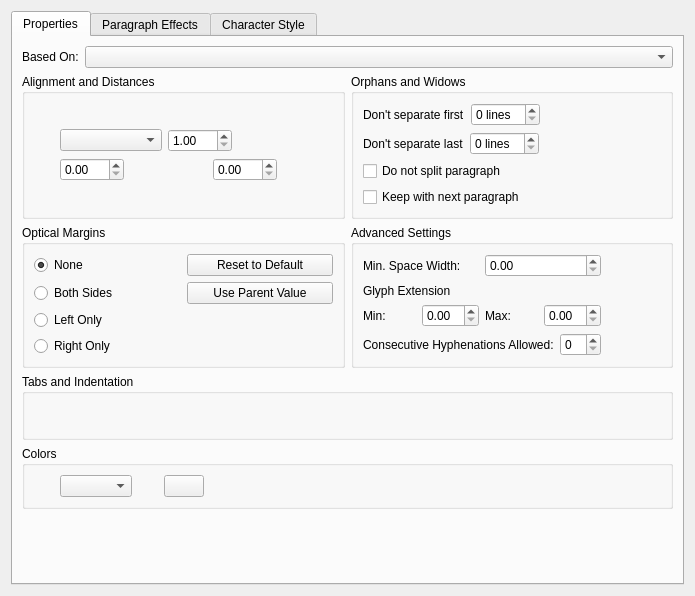
The window that scribus/ui/smpstylewidget.ui (scribusproject/scribus) describes before a commit, drawn with Qt 5.
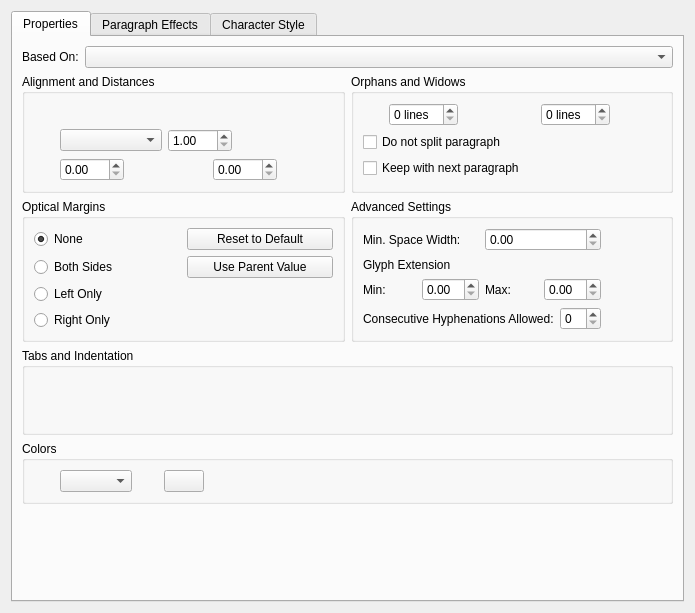
The same window after the commit. Custom widgets are drawn as their Qt base class.

Commit message: #16507: Update layout for Style Manager: widow and orphans, character layout (bubu)

```diff
--- a/scribus/ui/smpstylewidget.ui
+++ b/scribus/ui/smpstylewidget.ui
@@ -7,7 +7,7 @@
     <x>0</x>
     <y>0</y>
     <width>695</width>
-    <height>596</height>
+    <height>613</height>
    </rect>
   </property>
   <layout class="QVBoxLayout">
@@ -283,12 +283,21 @@
              <layout class="QHBoxLayout" name="horizontalLayout_11">
               <item>
                <widget class="QLabel" name="keepLabelStart">
+                <property name="minimumSize">
+                 <size>
+                  <width>20</width>
+                  <height>0</height>
+                 </size>
+                </property>
+                <property name="maximumSize">
+                 <size>
+                  <width>22</width>
+                  <height>22</height>
+                 </size>
+                </property>
                 <property name="toolTip">
                  <string>Ensure that first lines of a paragraph won't end up separated from the rest (known as widow/orphan control)</string>
                 </property>
-                <property name="text">
-                 <string>Don't separate first</string>
-                </property>
                </widget>
               </item>
               <item>
@@ -317,14 +326,22 @@
                 </property>
                </spacer>
               </item>
-             </layout>
-            </item>
-            <item>
-             <layout class="QHBoxLayout" name="horizontalLayout_14">
               <item>
                <widget class="QLabel" name="keepLabelEnd">
-                <property name="text">
-                 <string>Don't separate last</string>
+                <property name="minimumSize">
+                 <size>
+                  <width>20</width>
+                  <height>0</height>
+                 </size>
+                </property>
+                <property name="maximumSize">
+                 <size>
+                  <width>22</width>
+                  <height>22</height>
+                 </size>
+                </property>
+                <property name="toolTip">
+                 <string>Ensure that last lines of a paragraph won't end up separated from the rest (known as widow/orphan control)</string>
                 </property>
                </widget>
               </item>
@@ -376,6 +393,19 @@
               </property>
              </widget>
             </item>
+            <item>
+             <spacer name="verticalSpacer_4">
+              <property name="orientation">
+               <enum>Qt::Vertical</enum>
+              </property>
+              <property name="sizeHint" stdset="0">
+               <size>
+                <width>20</width>
+                <height>0</height>
+               </size>
+              </property>
+             </spacer>
+            </item>
            </layout>
           </widget>
          </item>
```
Left out of the diff: 2 changed lines with no effect on the pictures. The commit also changes 14 other files.
